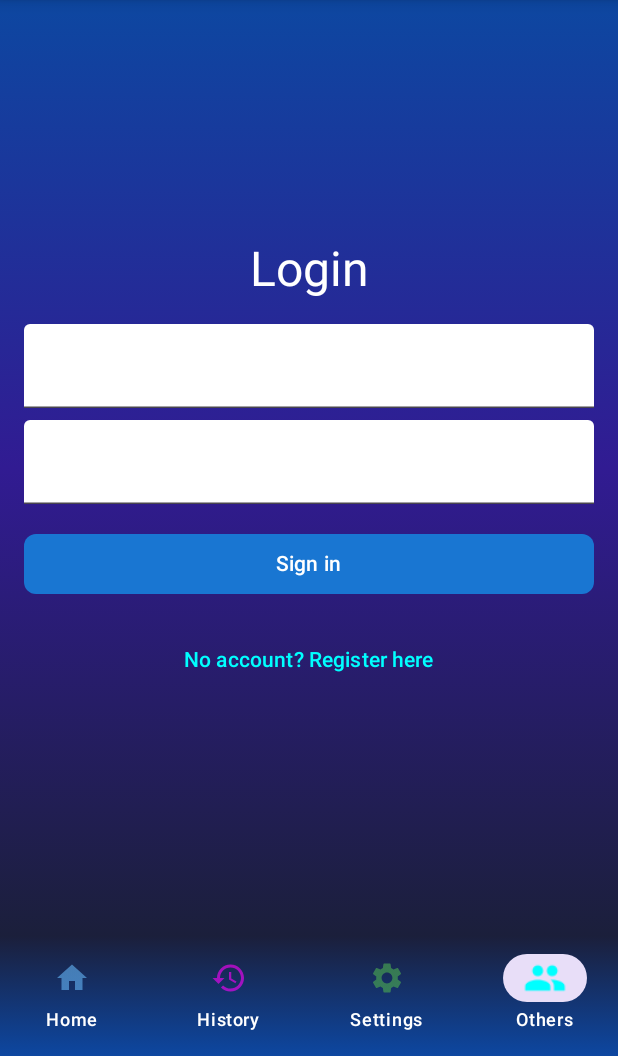
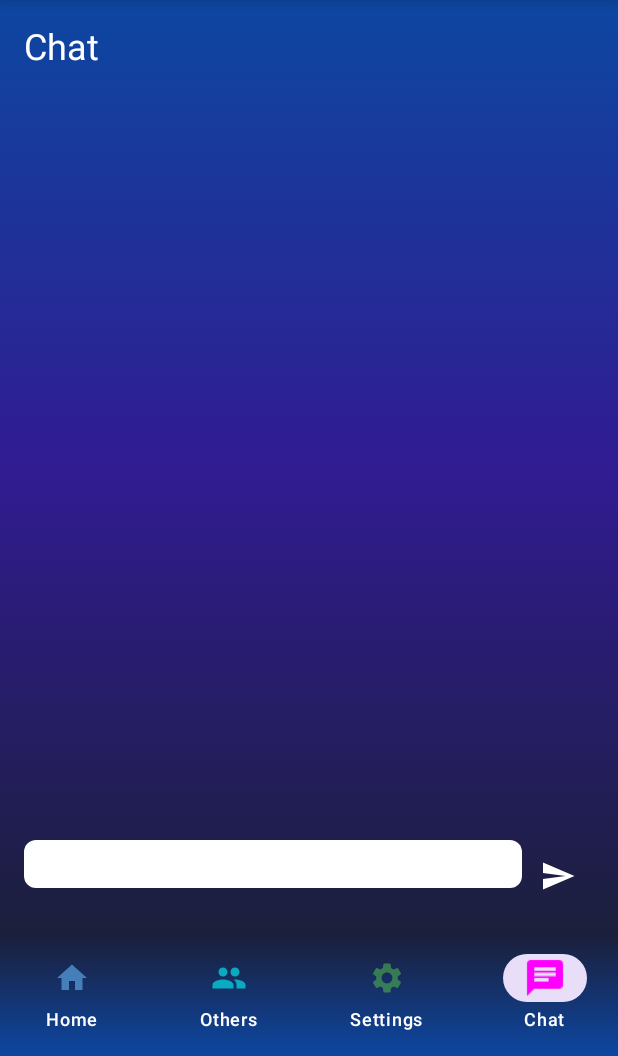
Before and after one commit to Sergeant752/SportSense, an Android app built with Jetpack Compose: the screen it shows after launch (MainActivity), item 4 of the bottom bar chosen, on a phone screen of 412 x 824 dp, the part 180-1236 px from its top. Run offline under Robolectric (Android 15) with nearby library versions, the phone set to English and light mode, and no system bars; our stand-ins replace Room's generated code, RxJava, livedata-compose; libraries missing offline, so code that uses them is left out: com.polar.androidcommunications, com.polar.sdk; 1 statement that could not run was skipped.

Commit message:
Chat functionality added.

```diff
--- a/android-app/app/build.gradle
+++ b/android-app/app/build.gradle
@@ -64,6 +64,8 @@ dependencies {
     implementation 'androidx.core:core-ktx:1.10.1'
     implementation 'androidx.navigation:navigation-runtime-ktx:2.8.5'
     implementation 'androidx.navigation:navigation-compose:2.8.5'
+    implementation 'androidx.lifecycle:lifecycle-livedata-ktx:2.8.7'
+    implementation 'androidx.compose.runtime:runtime-livedata:1.7.8'
     testImplementation 'junit:junit:4.13.2'
     androidTestImplementation 'androidx.test.ext:junit:1.1.5'
     androidTestImplementation 'androidx.test.espresso:espresso-core:3.5.1'
--- /dev/null
+++ b/android-app/app/src/main/java/mobappdev/example/sportsense/data/ChatDao.kt
@@ -0,0 +1,16 @@
+package mobappdev.example.sportsense.data
+
+import androidx.room.*
+import kotlinx.coroutines.flow.Flow
+
+@Dao
+interface ChatDao {
+    @Insert(onConflict = OnConflictStrategy.REPLACE)
+    suspend fun insertMessage(message: ChatMessage)
+
+    @Query("SELECT * FROM chat_messages ORDER BY timestamp DESC")
+    fun getAllMessages(): Flow<List<ChatMessage>>
+
+    @Query("DELETE FROM chat_messages")
+    suspend fun clearChat()
+}
--- a/android-app/app/src/main/java/mobappdev/example/sportsense/data/SensorDatabase.kt
+++ b/android-app/app/src/main/java/mobappdev/example/sportsense/data/SensorDatabase.kt
@@ -5,11 +5,11 @@ import androidx.room.Database
 import androidx.room.Room
 import androidx.room.RoomDatabase
 
-@Database(entities = [SensorData::class, User::class], version = 3, exportSchema = false)
+@Database(entities = [SensorData::class, User::class, ChatMessage::class], version = 4, exportSchema = false)
 abstract class SensorDatabase : RoomDatabase() {
-
     abstract fun sensorDao(): SensorDao
     abstract fun userDao(): UserDao
+    abstract fun chatDao(): ChatDao
 
     companion object {
         @Volatile
@@ -21,7 +21,9 @@ abstract class SensorDatabase : RoomDatabase() {
                     context.applicationContext,
                     SensorDatabase::class.java,
                     "sensor_database"
-                ).fallbackToDestructiveMigration().build()
+                )
+                    .fallbackToDestructiveMigration()
+                    .build()
                 INSTANCE = instance
                 instance
             }
--- a/android-app/app/src/main/java/mobappdev/example/sportsense/ui/components/BottomNavBar.kt
+++ b/android-app/app/src/main/java/mobappdev/example/sportsense/ui/components/BottomNavBar.kt
@@ -11,8 +11,8 @@ import androidx.compose.ui.graphics.Brush
 import androidx.compose.ui.graphics.Color
 import androidx.compose.ui.unit.dp
 import androidx.compose.material.icons.Icons
+import androidx.compose.material.icons.filled.Chat
 import androidx.compose.material.icons.filled.Home
-import androidx.compose.material.icons.filled.History
 import androidx.compose.material.icons.filled.People
 import androidx.compose.material.icons.filled.Settings
 import androidx.compose.ui.draw.scale
@@ -33,9 +33,9 @@ val SettingsColor = Color(0xFF4CAF50)
 
 sealed class Screen(val route: String, val icon: ImageVector, val label: String, val color: Color) {
     object Home : Screen("home", Icons.Filled.Home, "Home", HomeColor)
-    object History : Screen("history", Icons.Filled.History, "History", HistoryColor)
+    object Others : Screen("others", Icons.Filled.People, "Others", Color.Cyan)
     object Settings : Screen("settings", Icons.Filled.Settings, "Settings", SettingsColor)
-    object Others : Screen("others", Icons.Filled.People, "Others", Color.Cyan)
+    object Chat : Screen("chat", Icons.Filled.Chat, "Chat", Color.Magenta)
 }
 
 @Composable
@@ -52,7 +52,7 @@ fun BottomNavBar(navController: NavController) {
             tonalElevation = 0.dp,
             modifier = Modifier.fillMaxWidth()
         ) {
-            val items = listOf(Screen.Home, Screen.History, Screen.Settings, Screen.Others)
+            val items = listOf(Screen.Home, Screen.Others, Screen.Settings, Screen.Chat)
 
             items.forEach { screen ->
                 val isSelected = screen.route == selectedRoute
--- a/android-app/app/src/main/java/mobappdev/example/sportsense/ui/navigation/NavGraph.kt
+++ b/android-app/app/src/main/java/mobappdev/example/sportsense/ui/navigation/NavGraph.kt
@@ -6,12 +6,14 @@ import androidx.compose.runtime.Composable
 import androidx.compose.runtime.LaunchedEffect
 import androidx.compose.runtime.mutableStateOf
 import androidx.compose.runtime.remember
+import androidx.lifecycle.viewmodel.compose.viewModel
 import androidx.navigation.NavHostController
 import androidx.navigation.compose.composable
 import androidx.navigation.compose.NavHost
 import androidx.navigation.navArgument
 import mobappdev.example.sportsense.data.SensorData
 import mobappdev.example.sportsense.ui.screens.*
+import mobappdev.example.sportsense.ui.viewmodels.ChatVM
 import mobappdev.example.sportsense.ui.viewmodels.SensorVM
 import mobappdev.example.sportsense.ui.viewmodels.UserViewModel
 
@@ -111,5 +113,11 @@ fun NavGraph(navController: NavHostController, sensorVM: SensorVM, userViewModel
         ) {
             OtherScreen(navController = navController, userViewModel = userViewModel)
         }
+
+        composable("chat") {
+            val chatVM: ChatVM = viewModel()
+            val username = userViewModel.getCurrentUser() ?: "Guest"
+            ChatScreen(vm = chatVM, navController = navController, username = username)
+        }
     }
 }
--- /dev/null
+++ b/android-app/app/src/main/java/mobappdev/example/sportsense/ui/screens/ChatScreen.kt
@@ -0,0 +1,79 @@
+package mobappdev.example.sportsense.ui.screens
+
+import androidx.compose.foundation.background
+import androidx.compose.foundation.layout.*
+import androidx.compose.foundation.lazy.LazyColumn
+import androidx.compose.foundation.lazy.items
+import androidx.compose.foundation.text.BasicTextField
+import androidx.compose.material.icons.Icons
+import androidx.compose.material.icons.filled.Send
+import androidx.compose.material3.*
+import androidx.compose.runtime.*
+import androidx.compose.runtime.livedata.observeAsState
+import androidx.compose.ui.Modifier
+import androidx.compose.ui.graphics.Brush
+import androidx.compose.ui.graphics.Color
+import androidx.compose.ui.platform.LocalContext
+import androidx.compose.ui.text.input.TextFieldValue
+import androidx.compose.ui.unit.dp
+import androidx.navigation.NavController
+import mobappdev.example.sportsense.ui.viewmodels.ChatVM
+
+@Composable
+fun ChatScreen(vm: ChatVM, navController: NavController, username: String) {
+    val messages by vm.messages.observeAsState(emptyList())
+    var text by remember { mutableStateOf(TextFieldValue("")) }
+    val context = LocalContext.current
+
+    Column(
+        modifier = Modifier
+            .fillMaxSize()
+            .background(
+                Brush.verticalGradient(
+                    colors = listOf(Color(0xFF0D47A1), Color(0xFF311B92), Color(0xFF1B1F3B))
+                )
+            )
+            .padding(16.dp)
+    ) {
+        Text("Chat", color = Color.White, style = MaterialTheme.typography.headlineSmall)
+
+        LazyColumn(
+            modifier = Modifier.weight(1f),
+            reverseLayout = true
+        ) {
+            items(messages) { message ->
+                ChatMessageItem(message)
+            }
+        }
+
+        Row(modifier = Modifier.fillMaxWidth().padding(top = 8.dp)) {
+            BasicTextField(
+                value = text,
+                onValueChange = { text = it },
+                modifier = Modifier
+                    .weight(1f)
+                    .background(Color.White, MaterialTheme.shapes.small)
+                    .padding(8.dp)
+            )
+
+            IconButton(
+                onClick = {
+                    if (text.text.isNotEmpty()) {
+                        vm.sendMessage(username, text.text)
+                        text = TextFieldValue("")
+                    }
+                }
+            ) {
+                Icon(Icons.Default.Send, contentDescription = "Send", tint = Color.White)
+            }
+        }
+    }
+}
+
+@Composable
+fun ChatMessageItem(message: mobappdev.example.sportsense.data.ChatMessage) {
+    Column(modifier = Modifier.padding(8.dp)) {
+        Text(text = message.sender, color = Color.Cyan, style = MaterialTheme.typography.bodySmall)
+        Text(text = message.message, color = Color.White, style = MaterialTheme.typography.bodyMedium)
+    }
+}
--- /dev/null
+++ b/android-app/app/src/main/java/mobappdev/example/sportsense/ui/viewmodels/ChatVM.kt
@@ -0,0 +1,29 @@
+package mobappdev.example.sportsense.ui.viewmodels
+
+import android.app.Application
+import androidx.lifecycle.*
+import androidx.lifecycle.asLiveData
+import kotlinx.coroutines.launch
+import mobappdev.example.sportsense.data.ChatDao
+import mobappdev.example.sportsense.data.ChatMessage
+import mobappdev.example.sportsense.data.SensorDatabase
+
+class ChatVM(application: Application) : AndroidViewModel(application) {
+    private val chatDao: ChatDao = SensorDatabase.getDatabase(application).chatDao()
+
+    val messages: LiveData<List<ChatMessage>> = chatDao.getAllMessages().asLiveData()
+
+    fun sendMessage(sender: String, message: String) {
+        if (message.isBlank()) return
+        val chatMessage = ChatMessage(sender = sender, message = message, timestamp = System.currentTimeMillis())
+        viewModelScope.launch {
+            chatDao.insertMessage(chatMessage)
+        }
+    }
+
+    fun clearChat() {
+        viewModelScope.launch {
+            chatDao.clearChat()
+        }
+    }
+}
--- a/android-app/app/src/main/java/mobappdev/example/sportsense/ui/viewmodels/UserViewModel.kt
+++ b/android-app/app/src/main/java/mobappdev/example/sportsense/ui/viewmodels/UserViewModel.kt
@@ -3,18 +3,21 @@ package mobappdev.example.sportsense.ui.viewmodels
 import android.app.Application
 import androidx.lifecycle.AndroidViewModel
 import androidx.lifecycle.viewModelScope
+import kotlinx.coroutines.flow.MutableStateFlow
+import kotlinx.coroutines.flow.StateFlow
 import kotlinx.coroutines.launch
 import mobappdev.example.sportsense.data.SensorDatabase
 import mobappdev.example.sportsense.data.User
 import mobappdev.example.sportsense.utils.PasswordUtils
-import kotlinx.coroutines.flow.MutableStateFlow
-import kotlinx.coroutines.flow.StateFlow
 
 class UserViewModel(application: Application) : AndroidViewModel(application) {
     private val userDao = SensorDatabase.getDatabase(application).userDao()
 
     private val _isLoggedIn = MutableStateFlow(false)
     val isLoggedIn: StateFlow<Boolean> = _isLoggedIn
+
+    private val _currentUser = MutableStateFlow<User?>(null)
+    val currentUser: StateFlow<User?> = _currentUser
 
     fun registerUser(username: String, password: String, onSuccess: () -> Unit, onError: (String) -> Unit) {
         viewModelScope.launch {
@@ -23,8 +26,12 @@ class UserViewModel(application: Application) : AndroidViewModel(application) {
                 onError("Username already taken!")
             } else {
                 val hashedPassword = PasswordUtils.hashPassword(password)
-                userDao.insertUser(User(username = username, hashedPassword = hashedPassword))
+                val newUser = User(username = username, hashedPassword = hashedPassword)
+                userDao.insertUser(newUser)
+
                 _isLoggedIn.value = true
+                _currentUser.value = newUser
+
                 onSuccess()
             }
         }
@@ -35,6 +42,8 @@ class UserViewModel(application: Application) : AndroidViewModel(application) {
             val user = userDao.getUserByUsername(username)
             if (user != null && PasswordUtils.verifyPassword(password, user.hashedPassword)) {
                 _isLoggedIn.value = true
+                _currentUser.value = user
+
                 onSuccess()
             } else {
                 onError("Invalid username/password!")
@@ -44,5 +53,10 @@ class UserViewModel(application: Application) : AndroidViewModel(application) {
 
     fun logoutUser() {
         _isLoggedIn.value = false
+        _currentUser.value = null
+    }
+
+    fun getCurrentUser(): String? {
+        return _currentUser.value?.username
     }
 }
```
Also changed, not shown: android-app/app/src/main/java/mobappdev/example/sportsense/data/ChatMessage.kt (added, +12 -0 lines), android-app/app/src/main/java/mobappdev/example/sportsense/ui/screens/OtherScreen.kt (+21 -2 lines), android-app/app/src/main/java/mobappdev/example/sportsense/data/SensorDao.kt (line endings or trailing spaces).
